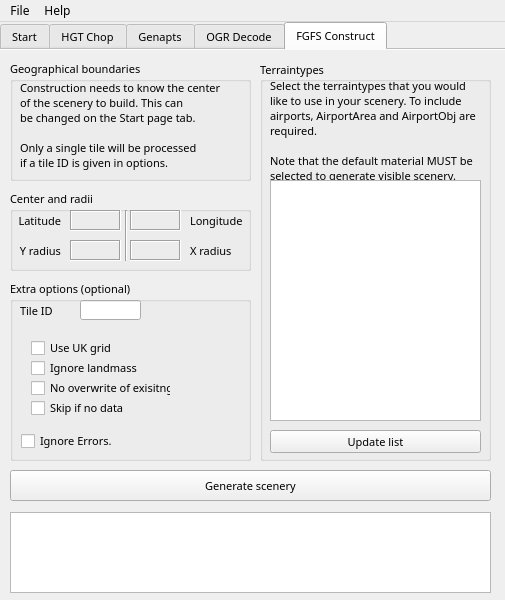
Above: mainwindow.ui from jasin/TerraGearGUI-QT5 before the change. Below: the same form after it.
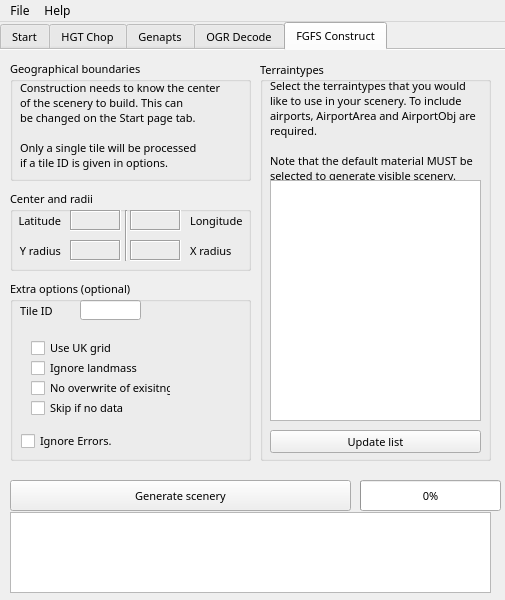
That is the form after the change. The open tabs and pages were chosen to show the change.

Commit message: Progress bar for FGFS-construct

Diff of the .ui file:
```diff
--- a/mainwindow.ui
+++ b/mainwindow.ui
@@ -43,7 +43,7 @@
       <x>0</x>
       <y>0</y>
       <width>511</width>
-      <height>481</height>
+      <height>491</height>
      </rect>
     </property>
     <property name="sizePolicy">
@@ -2278,8 +2278,8 @@
       <property name="geometry">
        <rect>
         <x>10</x>
-        <y>420</y>
-        <width>481</width>
+        <y>430</y>
+        <width>341</width>
         <height>31</height>
        </rect>
       </property>
@@ -2737,6 +2737,34 @@
        </property>
       </widget>
      </widget>
+     <widget class="QProgressBar" name="progressBar">
+      <property name="geometry">
+       <rect>
+        <x>360</x>
+        <y>430</y>
+        <width>141</width>
+        <height>31</height>
+       </rect>
+      </property>
+      <property name="font">
+       <font>
+        <weight>50</weight>
+        <bold>false</bold>
+        <underline>false</underline>
+        <strikeout>false</strikeout>
+        <kerning>true</kerning>
+       </font>
+      </property>
+      <property name="value">
+       <number>0</number>
+      </property>
+      <property name="textVisible">
+       <bool>true</bool>
+      </property>
+      <property name="invertedAppearance">
+       <bool>false</bool>
+      </property>
+     </widget>
     </widget>
    </widget>
    <widget class="QTextBrowser" name="textBrowser">
```
Left out of the diff: 8 changed lines with no effect on the pictures. The commit also changes 1 other file.
